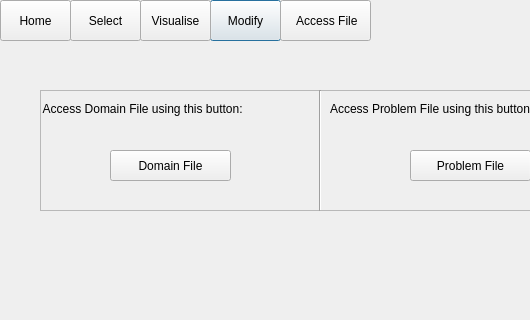
First picture: the form in access.ui, repository ariannabettin/FYPArianna, before the edit; both pictures show x 0 to 530 and y 0 to 320 of the 640 by 480 pixel window.
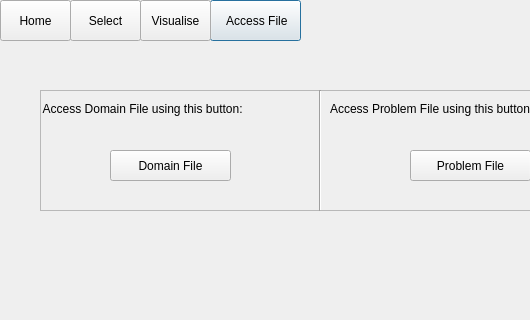
Second picture: the form after the edit.

The edit to the form file:
```diff
--- a/access.ui
+++ b/access.ui
@@ -13,23 +13,10 @@
   <property name="windowTitle">
    <string>Dialog</string>
   </property>
-  <widget class="QPushButton" name="modifyButton">
-   <property name="geometry">
-    <rect>
-     <x>210</x>
-     <y>0</y>
-     <width>71</width>
-     <height>41</height>
-    </rect>
-   </property>
-   <property name="text">
-    <string>Modify</string>
-   </property>
-  </widget>
   <widget class="QPushButton" name="accessButton">
    <property name="geometry">
     <rect>
-     <x>280</x>
+     <x>210</x>
      <y>0</y>
      <width>91</width>
      <height>41</height>
```
